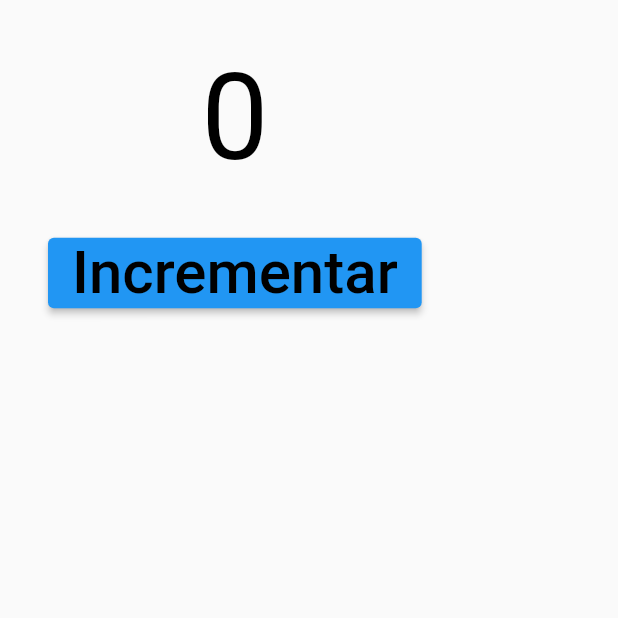
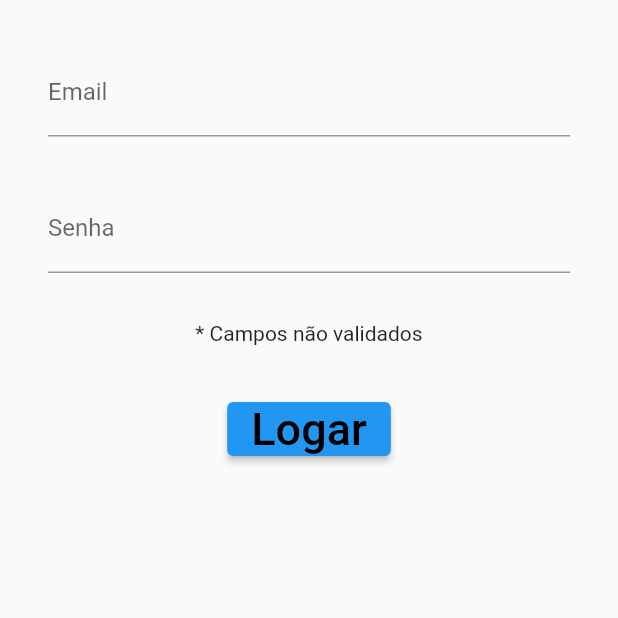
Before and after one commit to AndreyCesarVilacha/mobX-flutter, a Flutter app: the screen it shows after launch, on a phone screen of 412 x 824 dp, the top half of it. Run offline on Flutter 3.47's test engine with Material 2 defaults, Android fonts, the phone set to English and light mode, and no system bars; our stand-ins replace flutter_mobx, mobx; generated files the repository leaves out were written again.

Commit message:
alterando o controller.dart

```diff
--- a/lib/Home.dart
+++ b/lib/Home.dart
@@ -27,28 +27,48 @@ class _HomeState extends State<Home> {
         padding: EdgeInsets.all(16),
         child: Column(
           children: [
+            // Padding(
+            //   padding: EdgeInsets.all(16),
+            //   //Observer é um widget que observer se ocorre alguma alteração e atualiza a tela
+            //   child: Observer(builder: (_) => Text(
+            //       "${controller.contador}",
+            //       style: TextStyle(
+            //         color: Colors.black,
+            //         fontSize: 80,
+            //       ),
+            //     )
+            //   ),
+            // ),
             Padding(
               padding: EdgeInsets.all(16),
-              //Observer é um widget que observer se ocorre alguma alteração e atualiza a tela
-              child: Observer(builder: (_) => Text(
-                  "${controller.contador}",
-                  style: TextStyle(
-                    color: Colors.black,
-                    fontSize: 80,
-                  ),
-                )
+              child: TextField(
+                decoration: InputDecoration(labelText: "Email"),
+                onChanged: (_){},
               ),
+            ),
+            Padding(
+              padding: EdgeInsets.all(16),
+              child: TextField(
+                decoration: InputDecoration(labelText: "Senha"),
+                onChanged: (_) {},
+              ),
+            ),
+            Padding(
+              padding: EdgeInsets.all(16),
+              child: Text("* Campos não validados")
             ),
             Padding(
               padding: EdgeInsets.all(16),
               child: ElevatedButton(
                 // ignore: unnecessary_statements
-                onPressed: (){controller.incrementar!();},
+                onPressed: () {
+
+                },
                 child: Text(
-                  "Incrementar",
+                  "Logar",
                   style: TextStyle(
                     color: Colors.black,
-                    fontSize: 40,
+                    fontSize: 30,
                   ),
                 ),
               ),
```
Also changed, not shown: lib/controller.dart (+18 -8 lines), lib/controller.g.dart.
